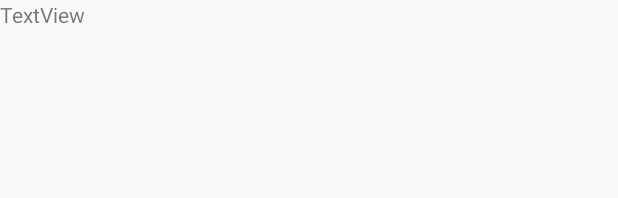
After one commit to cmput301w19t23/BooKeep, an Android app: the layout activity_search.xml on its own in the app's theme, with its tools: preview values and no code run, on a phone screen of 412 x 824 dp. The commit adds this screen. Shown: the top 198 px of the screen. Run offline under Robolectric (Android 15) with nearby library versions, the phone set to English and light mode, and no system bars.

Commit message:
search activity started, and called through search

```diff
--- /dev/null
+++ b/app/src/main/res/layout/activity_search.xml
@@ -0,0 +1,16 @@
+<?xml version="1.0" encoding="utf-8"?>
+<android.support.constraint.ConstraintLayout xmlns:android="http://schemas.android.com/apk/res/android"
+    xmlns:app="http://schemas.android.com/apk/res-auto"
+    xmlns:tools="http://schemas.android.com/tools"
+    android:layout_width="match_parent"
+    android:layout_height="match_parent"
+    tools:context=".SearchActivity">
+
+    <TextView
+        android:id="@+id/textView"
+        android:layout_width="wrap_content"
+        android:layout_height="15dp"
+        android:text="TextView"
+        tools:layout_editor_absoluteX="176dp"
+        tools:layout_editor_absoluteY="360dp" />
+</android.support.constraint.ConstraintLayout>
--- a/app/src/main/res/values/strings.xml
+++ b/app/src/main/res/values/strings.xml
@@ -15,4 +15,7 @@
     <string name="delete_book">Delete Book</string>
 
     <string name="not_signed_in">Not signed in</string>
+
+    <!-- TODO: Remove or change this placeholder text -->
+    <string name="hello_blank_fragment">Hello blank fragment</string>
 </resources>
```
Also changed, not shown: app/src/main/AndroidManifest.xml (+12 -10 lines), app/src/main/java/com/example/bookeep/MainActivity.java (+21 -0 lines), app/src/main/java/com/example/bookeep/SearchActivity.java (added, +19 -0 lines).
